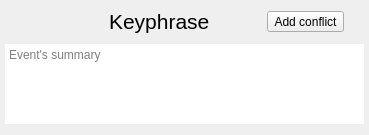
zkovari/plotlyst, file ui/character_backstory_card.ui: the form before one commit.
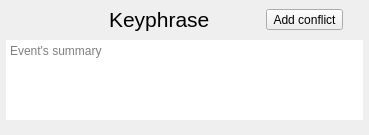
The form after the commit. Custom widgets are drawn as their Qt base class.

Commit message: Make backstory event summaries auto-adjustable textbox

```diff
--- a/ui/character_backstory_card.ui
+++ b/ui/character_backstory_card.ui
@@ -27,16 +27,16 @@
     <number>3</number>
    </property>
    <property name="leftMargin">
-    <number>5</number>
+    <number>6</number>
    </property>
    <property name="topMargin">
     <number>2</number>
    </property>
    <property name="rightMargin">
-    <number>5</number>
+    <number>6</number>
    </property>
    <property name="bottomMargin">
-    <number>4</number>
+    <number>8</number>
    </property>
    <item>
     <layout class="QHBoxLayout" name="horizontalLayout">
@@ -187,6 +187,11 @@
    <header>src.main.python.plotlyst.view.widget.labels</header>
    <container>1</container>
   </customwidget>
+  <customwidget>
+   <class>AutoAdjustableTextEdit</class>
+   <extends>QTextEdit</extends>
+   <header>src.main.python.plotlyst.view.widget.input</header>
+  </customwidget>
  </customwidgets>
  <resources/>
  <connections/>
```
Left out of the diff: 2 changed lines with no effect on the pictures. The commit also changes 2 other files.
